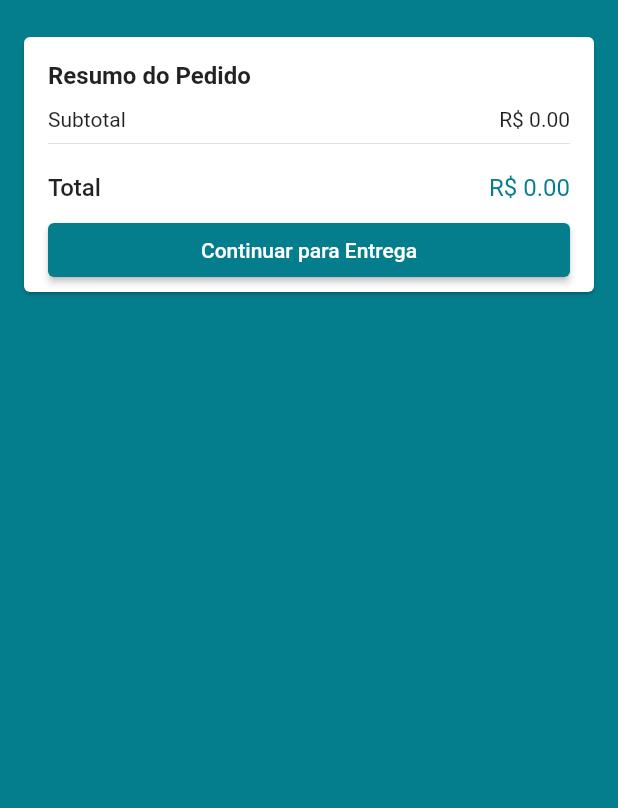
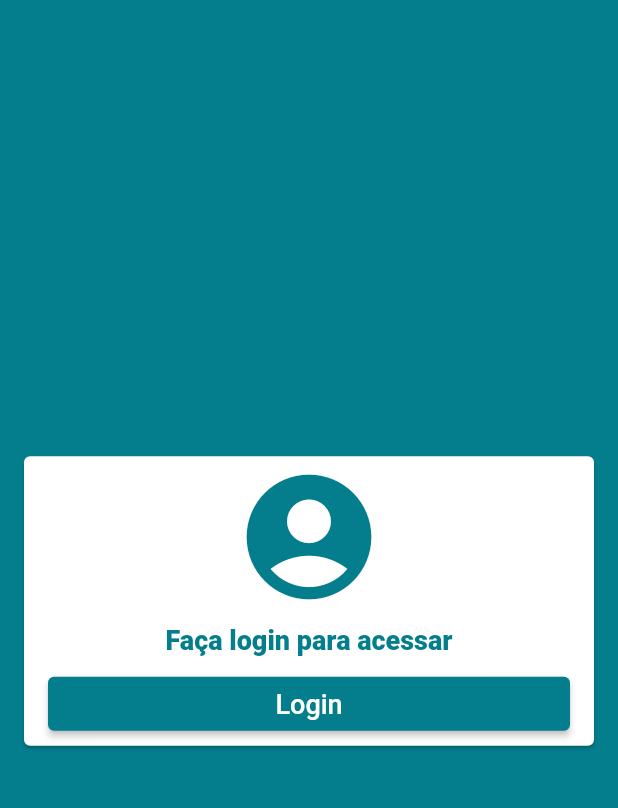
Before and after one commit to JacoRochadev/loja_virtual, a Flutter app: the screen it shows after launch, after a tap on the "shopping cart" icon, on a phone screen of 412 x 824 dp, the part 59-867 px from its top. Run offline on Flutter 3.47's test engine with Material 2 defaults, Android fonts, the phone set to English and light mode, and no system bars; our stand-ins replace carousel_slider, cloud_firestore, dio, firebase_auth, firebase_storage, geolocator and 3 more; missing offline and left inert: alphabet_list_scroll_view; accounts and stored records are empty.

Commit message:
finalizando a parte do carrinho, iniciar a parte do pedido

```diff
--- /dev/null
+++ b/lib/components/login_card.dart
@@ -0,0 +1,50 @@
+import 'package:flutter/material.dart';
+
+class LoginCard extends StatelessWidget {
+  @override
+  Widget build(BuildContext context) {
+    return Center(
+      child: Card(
+        margin: const EdgeInsets.all(16),
+        child: Padding(
+          padding: const EdgeInsets.fromLTRB(16, 4, 16, 4),
+          child: Column(
+            mainAxisSize: MainAxisSize.min,
+            crossAxisAlignment: CrossAxisAlignment.stretch,
+            children: <Widget>[
+              Icon(
+                Icons.account_circle,
+                color: Theme.of(context).primaryColor,
+                size: 100,
+              ),
+              Padding(
+                padding: const EdgeInsets.all(8.0),
+                child: Text(
+                  'Faça login para acessar',
+                  textAlign: TextAlign.center,
+                  style: TextStyle(
+                    fontSize: 18,
+                    fontWeight: FontWeight.w800,
+                    color: Theme.of(context).primaryColor,
+                  ),
+                ),
+              ),
+              ElevatedButton(
+                onPressed: () {
+                  Navigator.of(context).pushNamed('/login');
+                },
+                style: ElevatedButton.styleFrom(
+                  primary: Theme.of(context).primaryColor,
+                ),
+                child: const Text(
+                  'Login',
+                  style: TextStyle(fontSize: 18, color: Colors.white),
+                ),
+              )
+            ],
+          ),
+        ),
+      ),
+    );
+  }
+}
--- a/lib/main.dart
+++ b/lib/main.dart
@@ -10,7 +10,6 @@ import 'package:loja_virtual/presentetion/edit_product/edit_product_screen.dart'
 import 'package:loja_virtual/presentetion/login/login_screen.dart';
 import 'package:loja_virtual/presentetion/product/product_screen.dart';
 import 'package:loja_virtual/presentetion/select_product/select_product_screen.dart';
-import 'package:loja_virtual/services/cep_aberto.dart';
 import 'package:provider/provider.dart';
 
 import 'models/product.dart';
--- a/lib/presentetion/adress/components/cep_input_field.dart
+++ b/lib/presentetion/adress/components/cep_input_field.dart
@@ -40,7 +40,7 @@ class CepInputField extends StatelessWidget {
                     if (Form.of(context).validate()) {
                       await context
                           .read<CartManager>()
-                          .getAdress(cepController.text);
+                          .getadress(cepController.text);
                     }
                   }
                 : null,
--- a/lib/presentetion/cart/cart_screen.dart
+++ b/lib/presentetion/cart/cart_screen.dart
@@ -2,6 +2,8 @@ import 'package:flutter/material.dart';
 import 'package:loja_virtual/models/cart_manager.dart';
 import 'package:provider/provider.dart';
 
+import '../../components/empty_card.dart';
+import '../../components/login_card.dart';
 import '../../components/price_card.dart';
 import 'components/cart_tile.dart';
 
@@ -17,6 +19,14 @@ class CartScreen extends StatelessWidget {
       ),
       body: Consumer<CartManager>(
         builder: (_, cartManager, __) {
+          if (cartManager.user == null) {
+            return LoginCard();
+          }
+          if (cartManager.items.isEmpty) {
+            return const EmptyCard(
+                title: 'Nenhum produto no carrinho',
+                iconData: Icons.remove_shopping_cart);
+          }
           return ListView(
             children: [
               Column(
```
Also changed, not shown: lib/components/empty_card.dart (added, +38 -0 lines), lib/models/adress.dart (+26 -0 lines), lib/models/cart_manager.dart (+29 -15 lines), lib/models/user.dart (+11 -0 lines), lib/presentetion/base/base_screen.dart (+9 -3 lines), lib/services/cep_aberto.dart (+6 -4 lines), 4 other files.
